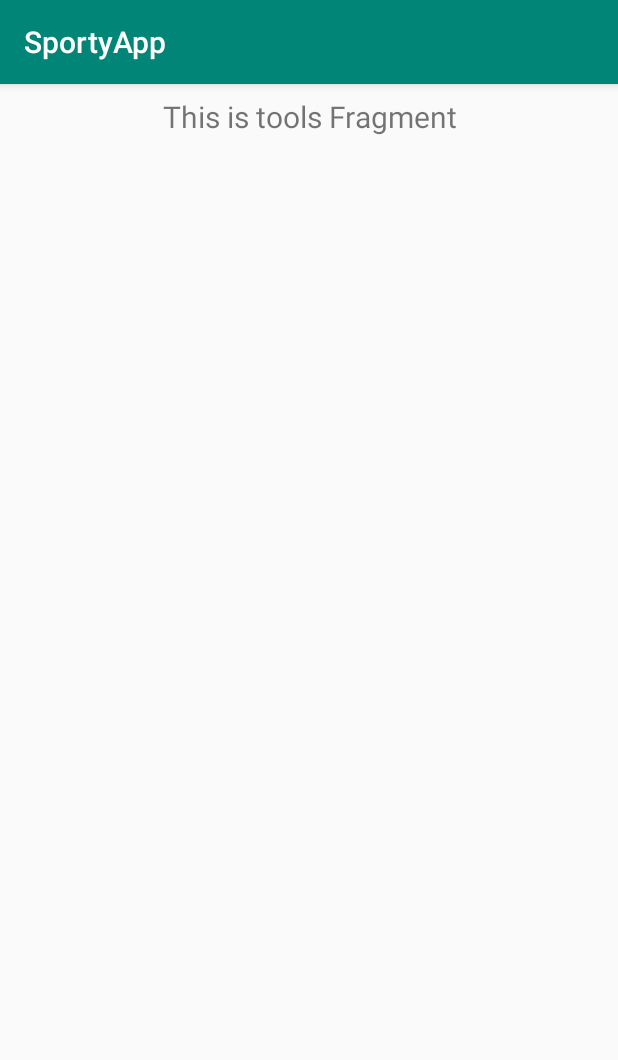
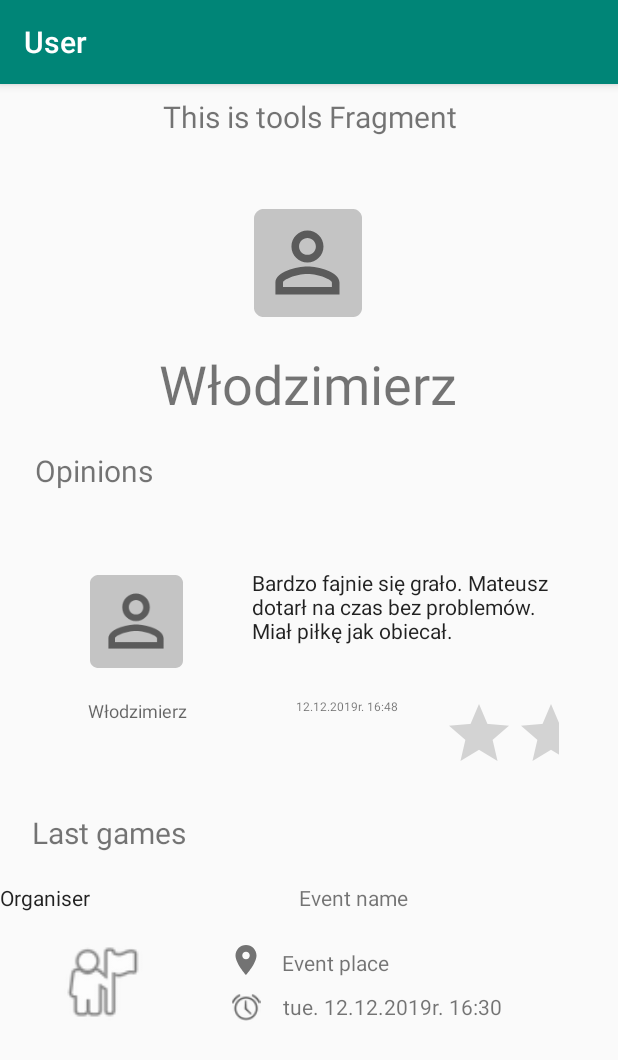
Before and after one commit to maciekkoz98/SportyApp, an Android app: the fragment PersonInfoFragment shown on its own in the app's theme, on a phone screen of 412 x 824 dp. Shown: the top 1060 px of the screen. Run offline under Robolectric (Android 15) with nearby library versions, the phone set to English and light mode, and no system bars.

Commit message:
User page added

```diff
--- /dev/null
+++ b/SportyApp/app/src/main/java/com/example/sportyapp/ui/personInfo/LastGamesFragment.kt
@@ -0,0 +1,36 @@
+package com.example.sportyapp.ui.personInfo
+
+
+import android.os.Bundle
+import androidx.fragment.app.Fragment
+import android.view.LayoutInflater
+import android.view.View
+import android.view.ViewGroup
+import androidx.recyclerview.widget.LinearLayoutManager
+import androidx.recyclerview.widget.RecyclerView
+
+import com.example.sportyapp.R
+import com.example.sportyapp.ui.personInfo.utils.LastGamesAdapter
+import com.example.sportyapp.ui.personInfo.utils.OpinionsAdapter
+import kotlinx.android.synthetic.main.fragment_opinions.*
+
+
+class LastGamesFragment : Fragment() {
+
+    override fun onCreateView(
+        inflater: LayoutInflater, container: ViewGroup?,
+        savedInstanceState: Bundle?
+    ): View? {
+
+        val rootView = inflater.inflate(R.layout.fragment_last_games, container, false)
+
+        val lastGamesRecyclerView = rootView.findViewById(R.id.last_games_recycler_view) as RecyclerView
+
+        lastGamesRecyclerView.layoutManager = LinearLayoutManager(activity)
+
+        lastGamesRecyclerView.adapter = LastGamesAdapter()
+
+        return rootView
+    }
+
+}
--- /dev/null
+++ b/SportyApp/app/src/main/java/com/example/sportyapp/ui/personInfo/OpinionsFragment.kt
@@ -0,0 +1,35 @@
+package com.example.sportyapp.ui.personInfo
+
+
+import android.os.Bundle
+import androidx.fragment.app.Fragment
+import android.view.LayoutInflater
+import android.view.View
+import android.view.ViewGroup
+import androidx.recyclerview.widget.LinearLayoutManager
+import androidx.recyclerview.widget.RecyclerView
+
+import com.example.sportyapp.R
+import com.example.sportyapp.ui.personInfo.utils.OpinionsAdapter
+import kotlinx.android.synthetic.main.fragment_opinions.*
+
+
+class OpinionsFragment : Fragment() {
+
+    override fun onCreateView(
+        inflater: LayoutInflater, container: ViewGroup?,
+        savedInstanceState: Bundle?
+    ): View? {
+
+        val rootView = inflater.inflate(R.layout.fragment_opinions, container, false)
+
+        val opinionsRecyclerView = rootView.findViewById(R.id.opinions_recycler_view) as RecyclerView
+
+        opinionsRecyclerView.layoutManager = LinearLayoutManager(activity)
+
+        opinionsRecyclerView.adapter = OpinionsAdapter()
+
+        return rootView
+    }
+
+}
--- a/SportyApp/app/src/main/java/com/example/sportyapp/ui/personInfo/PersonInfoFragment.kt
+++ b/SportyApp/app/src/main/java/com/example/sportyapp/ui/personInfo/PersonInfoFragment.kt
@@ -5,6 +5,8 @@ import android.view.LayoutInflater
 import android.view.View
 import android.view.ViewGroup
 import android.widget.TextView
+import android.widget.Toolbar
+import androidx.appcompat.app.AppCompatActivity
 import androidx.fragment.app.Fragment
 import androidx.lifecycle.Observer
 import androidx.lifecycle.ViewModelProviders
@@ -26,6 +28,9 @@ class PersonInfoFragment : Fragment() {
         personInfoViewModel.text.observe(this, Observer {
             textView.text = it
         })
+
+        (activity as AppCompatActivity).supportActionBar?.title = getString(R.string.user_app_bar_title)
+
         return root
     }
 }
--- /dev/null
+++ b/SportyApp/app/src/main/java/com/example/sportyapp/ui/personInfo/utils/LastGamesAdapter.kt
@@ -0,0 +1,29 @@
+package com.example.sportyapp.ui.personInfo.utils
+
+import android.view.LayoutInflater
+import android.view.View
+import android.view.ViewGroup
+import androidx.recyclerview.widget.RecyclerView
+import com.example.sportyapp.R
+
+class LastGamesAdapter : RecyclerView.Adapter<LastGamesViewHolder>() {
+
+    override fun onCreateViewHolder(parent: ViewGroup, viewType: Int): LastGamesViewHolder {
+
+        val layoutInflater = LayoutInflater.from(parent.context)
+        val lastGamesRow = layoutInflater.inflate(R.layout.last_games_row, parent, false)
+        return LastGamesViewHolder(lastGamesRow)
+    }
+
+    override fun getItemCount(): Int {
+        return 2
+    }
+
+    override fun onBindViewHolder(holder: LastGamesViewHolder, position: Int) {
+
+    }
+
+}
+
+
+class LastGamesViewHolder(view: View) : RecyclerView.ViewHolder(view)
--- /dev/null
+++ b/SportyApp/app/src/main/java/com/example/sportyapp/ui/personInfo/utils/OpinionsAdapter.kt
@@ -0,0 +1,29 @@
+package com.example.sportyapp.ui.personInfo.utils
+
+import android.view.LayoutInflater
+import android.view.View
+import android.view.ViewGroup
+import androidx.recyclerview.widget.RecyclerView
+import com.example.sportyapp.R
+
+class OpinionsAdapter : RecyclerView.Adapter<OpinionsViewHolder>() {
+
+    override fun onCreateViewHolder(parent: ViewGroup, viewType: Int): OpinionsViewHolder {
+
+        val layoutInflater = LayoutInflater.from(parent.context)
+        val opinionRow = layoutInflater.inflate(R.layout.opinions_row, parent, false)
+        return OpinionsViewHolder(opinionRow)
+    }
+
+    override fun getItemCount(): Int {
+        return 2
+    }
+
+    override fun onBindViewHolder(holder: OpinionsViewHolder, position: Int) {
+
+    }
+
+}
+
+
+class OpinionsViewHolder(view: View) : RecyclerView.ViewHolder(view)
--- /dev/null
+++ b/SportyApp/app/src/main/res/layout/fragment_last_games.xml
@@ -0,0 +1,12 @@
+<?xml version="1.0" encoding="utf-8"?>
+<FrameLayout xmlns:android="http://schemas.android.com/apk/res/android"
+    xmlns:tools="http://schemas.android.com/tools"
+    android:layout_width="match_parent"
+    android:layout_height="match_parent"
+    tools:context=".ui.personInfo.LastGamesFragment">
+
+    <androidx.recyclerview.widget.RecyclerView
+        android:id="@+id/last_games_recycler_view"
+        android:layout_width="match_parent"
+        android:layout_height="match_parent" />
+</FrameLayout>
--- /dev/null
+++ b/SportyApp/app/src/main/res/layout/fragment_opinions.xml
@@ -0,0 +1,12 @@
+<?xml version="1.0" encoding="utf-8"?>
+<FrameLayout xmlns:android="http://schemas.android.com/apk/res/android"
+    xmlns:tools="http://schemas.android.com/tools"
+    android:layout_width="match_parent"
+    android:layout_height="match_parent"
+    tools:context=".ui.personInfo.OpinionsFragment">
+
+    <androidx.recyclerview.widget.RecyclerView
+        android:id="@+id/opinions_recycler_view"
+        android:layout_width="match_parent"
+        android:layout_height="match_parent" />
+</FrameLayout>
--- a/SportyApp/app/src/main/res/layout/fragment_person_info.xml
+++ b/SportyApp/app/src/main/res/layout/fragment_person_info.xml
@@ -1,6 +1,7 @@
 <?xml version="1.0" encoding="utf-8"?>
 <androidx.constraintlayout.widget.ConstraintLayout xmlns:android="http://schemas.android.com/apk/res/android"
     xmlns:app="http://schemas.android.com/apk/res-auto"
+    xmlns:tools="http://schemas.android.com/tools"
     android:layout_width="match_parent"
     android:layout_height="match_parent">
 
@@ -16,4 +17,73 @@
         app:layout_constraintEnd_toEndOf="parent"
         app:layout_constraintStart_toStartOf="parent"
         app:layout_constraintTop_toTopOf="parent" />
+
+    <ImageView
+        android:id="@+id/imageView2"
+        android:layout_width="wrap_content"
+        android:layout_height="wrap_content"
+        android:layout_marginTop="48dp"
+        android:contentDescription="@string/nav_header_desc"
+        app:layout_constraintEnd_toEndOf="parent"
+        app:layout_constraintHorizontal_bias="0.498"
+        app:layout_constraintStart_toStartOf="parent"
+        app:layout_constraintTop_toBottomOf="@+id/text_tools"
+        app:srcCompat="@mipmap/ic_user_round" />
+
+    <TextView
+        android:id="@+id/textView2"
+        android:layout_width="wrap_content"
+        android:layout_height="wrap_content"
+        android:layout_marginTop="20dp"
+        android:text="@string/nav_header_title"
+        android:textSize="36sp"
+        app:layout_constraintEnd_toEndOf="parent"
+        app:layout_constraintHorizontal_bias="0.497"
+        app:layout_constraintStart_toStartOf="parent"
+        app:layout_constraintTop_toBottomOf="@+id/imageView2" />
+
+    <fragment
+        android:id="@+id/fragment"
+        android:name="com.example.sportyapp.ui.personInfo.OpinionsFragment"
+        android:layout_width="match_parent"
+        android:layout_height="178dp"
+        android:layout_marginTop="16dp"
+        app:layout_constraintEnd_toEndOf="parent"
+        app:layout_constraintHorizontal_bias="0.0"
+        app:layout_constraintStart_toStartOf="parent"
+        app:layout_constraintTop_toBottomOf="@+id/textView3" />
+
+    <TextView
+        android:id="@+id/textView3"
+        android:layout_width="wrap_content"
+        android:layout_height="wrap_content"
+        android:layout_marginTop="20dp"
+        android:text="@string/opinions_title"
+        android:textSize="20sp"
+        app:layout_constraintEnd_toEndOf="parent"
+        app:layout_constraintHorizontal_bias="0.07"
+        app:layout_constraintStart_toStartOf="parent"
+        app:layout_constraintTop_toBottomOf="@+id/textView2" />
+
+    <TextView
+        android:id="@+id/textView4"
+        android:layout_width="wrap_content"
+        android:layout_height="wrap_content"
+        android:layout_marginTop="20dp"
+        android:text="@string/last_games_title"
+        android:textSize="20sp"
+        app:layout_constraintEnd_toEndOf="parent"
+        app:layout_constraintHorizontal_bias="0.07"
+        app:layout_constraintStart_toStartOf="parent"
+        app:layout_constraintTop_toBottomOf="@+id/fragment" />
+
+    <fragment
+        android:id="@+id/fragment2"
+        android:name="com.example.sportyapp.ui.personInfo.LastGamesFragment"
+        android:layout_width="match_parent"
+        android:layout_height="219dp"
+        android:layout_marginTop="20dp"
+        app:layout_constraintEnd_toEndOf="parent"
+        app:layout_constraintStart_toStartOf="parent"
+        app:layout_constraintTop_toBottomOf="@+id/textView4" />
 </androidx.constraintlayout.widget.ConstraintLayout>
--- /dev/null
+++ b/SportyApp/app/src/main/res/layout/last_games_row.xml
@@ -0,0 +1,93 @@
+<?xml version="1.0" encoding="utf-8"?>
+<LinearLayout xmlns:android="http://schemas.android.com/apk/res/android"
+    xmlns:app="http://schemas.android.com/apk/res-auto"
+    xmlns:tools="http://schemas.android.com/tools"
+    android:orientation="vertical" android:layout_width="match_parent"
+    android:layout_height="match_parent">
+
+    <LinearLayout
+        android:layout_width="match_parent"
+        android:layout_height="35dp"
+        android:orientation="horizontal">
+
+        <TextView
+            android:layout_width="wrap_content"
+            android:layout_height="wrap_content"
+            android:layout_weight="1"
+            android:text="@string/organiser_title"
+            android:textAppearance="@style/TextAppearance.AppCompat.Body1" />
+
+        <TextView
+            android:layout_width="wrap_content"
+            android:layout_height="wrap_content"
+            android:layout_weight="1"
+            android:text="@string/event_name_title" />
+
+    </LinearLayout>
+
+    <LinearLayout
+        android:layout_width="match_parent"
+        android:layout_height="200dp"
+        android:layout_weight="1"
+        android:orientation="horizontal">
+
+        <ImageView
+            android:id="@+id/imageView3"
+            android:layout_width="272dp"
+            android:layout_height="61dp"
+            android:layout_weight="1"
+            app:srcCompat="@android:drawable/ic_menu_myplaces" />
+
+        <LinearLayout
+            android:layout_width="match_parent"
+            android:layout_height="61dp"
+            android:layout_weight="1"
+            android:orientation="vertical">
+
+            <androidx.constraintlayout.widget.ConstraintLayout
+                android:layout_width="match_parent"
+                android:layout_height="match_parent">
+
+                <ImageView
+                    android:id="@+id/imageView5"
+                    android:layout_width="wrap_content"
+                    android:layout_height="wrap_content"
+                    android:layout_marginStart="16dp"
+                    android:layout_marginTop="4dp"
+                    app:layout_constraintStart_toStartOf="parent"
+                    app:layout_constraintTop_toTopOf="parent"
+                    app:srcCompat="@drawable/ic_place_gray_24dp" />
+
+                <TextView
+                    android:id="@+id/textView8"
+                    android:layout_width="wrap_content"
+                    android:layout_height="wrap_content"
+                    android:layout_marginStart="12dp"
+                    android:layout_marginTop="8dp"
+                    android:text="@string/event_place_name_title"
+                    app:layout_constraintStart_toEndOf="@+id/imageView5"
+                    app:layout_constraintTop_toTopOf="parent" />
+
+                <ImageView
+                    android:id="@+id/imageView6"
+                    android:layout_width="25dp"
+                    android:layout_height="19dp"
+                    android:layout_marginStart="15dp"
+                    android:layout_marginTop="10dp"
+                    app:layout_constraintStart_toStartOf="parent"
+                    app:layout_constraintTop_toBottomOf="@+id/imageView5"
+                    app:srcCompat="@android:drawable/ic_lock_idle_alarm" />
+
+                <TextView
+                    android:layout_width="wrap_content"
+                    android:layout_height="wrap_content"
+                    android:layout_marginStart="12dp"
+                    android:layout_marginTop="10dp"
+                    android:text="@string/event_date_test"
+                    app:layout_constraintStart_toEndOf="@+id/imageView6"
+                    app:layout_constraintTop_toBottomOf="@+id/textView8" />
+            </androidx.constraintlayout.widget.ConstraintLayout>
+        </LinearLayout>
+    </LinearLayout>
+
+</LinearLayout>
--- /dev/null
+++ b/SportyApp/app/src/main/res/layout/opinions_row.xml
@@ -0,0 +1,80 @@
+<?xml version="1.0" encoding="utf-8"?>
+<androidx.constraintlayout.widget.ConstraintLayout xmlns:android="http://schemas.android.com/apk/res/android"
+    xmlns:app="http://schemas.android.com/apk/res-auto"
+    xmlns:tools="http://schemas.android.com/tools"
+    android:orientation="vertical" android:layout_width="match_parent"
+    android:layout_height="match_parent">
+
+    <LinearLayout
+        android:layout_width="match_parent"
+        android:layout_height="257dp"
+        android:orientation="horizontal"
+        app:layout_constraintStart_toStartOf="parent"
+        app:layout_constraintTop_toTopOf="parent">
+
+        <LinearLayout
+            android:id="@+id/linearLayout"
+            android:layout_width="168dp"
+            android:layout_height="158dp"
+            android:orientation="vertical">
+
+            <ImageView
+                android:id="@+id/imageView4"
+                android:layout_width="102dp"
+                android:layout_height="62dp"
+                android:layout_marginStart="40dp"
+                android:layout_marginTop="40dp"
+                app:srcCompat="@mipmap/ic_user_round" />
+
+            <TextView
+                android:id="@+id/opinion_users_name"
+                android:layout_width="103dp"
+                android:layout_height="wrap_content"
+                android:layout_marginStart="40dp"
+                android:layout_marginTop="20dp"
+                android:text="@string/nav_header_title"
+                android:textAlignment="center"
+                android:textAppearance="@style/TextAppearance.AppCompat.Display1"
+                android:textSize="12sp" />
+        </LinearLayout>
+
+        <LinearLayout
+            android:layout_width="match_parent"
+            android:layout_height="match_parent"
+            android:orientation="vertical">
+
+            <TextView
+                android:id="@+id/opinion_text"
+                android:layout_width="203dp"
+                android:layout_height="122dp"
+                android:gravity="center_vertical"
+                android:text="@string/opinion_text_test"
+                android:textAppearance="@style/TextAppearance.AppCompat.Body1" />
+
+            <LinearLayout
+                android:layout_width="wrap_content"
+                android:layout_height="match_parent"
+                android:orientation="horizontal">
+
+                <TextView
+                    android:id="@+id/opinion_date"
+                    android:layout_width="127dp"
+                    android:layout_height="wrap_content"
+                    android:gravity="center_vertical"
+                    android:text="@string/opinion_date_test"
+                    android:textAlignment="center"
+                    android:textSize="8sp" />
+
+                <RatingBar
+                    android:id="@+id/opinion_rating_bar"
+                    android:layout_width="77dp"
+                    android:layout_height="wrap_content"
+                    android:textAlignment="center" />
+
+            </LinearLayout>
+
+        </LinearLayout>
+
+    </LinearLayout>
+
+</androidx.constraintlayout.widget.ConstraintLayout>
--- a/SportyApp/app/src/main/res/values/strings.xml
+++ b/SportyApp/app/src/main/res/values/strings.xml
@@ -14,4 +14,14 @@
 
     <!-- TODO: Remove or change this placeholder text -->
     <string name="hello_blank_fragment">Hello blank fragment</string>
+    <string name="opinions_title">Opinions</string>
+    <string name="last_games_title">Last games</string>
+    <string name="opinion_text_test">Bardzo fajnie się grało. Mateusz dotarł na czas bez problemów. Miał piłkę jak obiecał.</string>
+    <string name="opinion_date_test">12.12.2019r. 16:48</string>
+    <string name="organiser_title">Organiser</string>
+    <string name="event_name_title">Event name</string>
+    <string name="event_place_name_title">Event place</string>
+    <string name="event_date_test">tue. 12.12.2019r. 16:30</string>
+    <string name="user_app_bar_title">User</string>
+
 </resources>
--- a/SportyApp/gradle.properties
+++ b/SportyApp/gradle.properties
@@ -19,3 +19,4 @@ android.useAndroidX=true
 android.enableJetifier=true
 # Kotlin code style for this project: "official" or "obsolete":
 kotlin.code.style=official
+android.overridePathCheck=true
```
Also changed, not shown: 1 other file.
